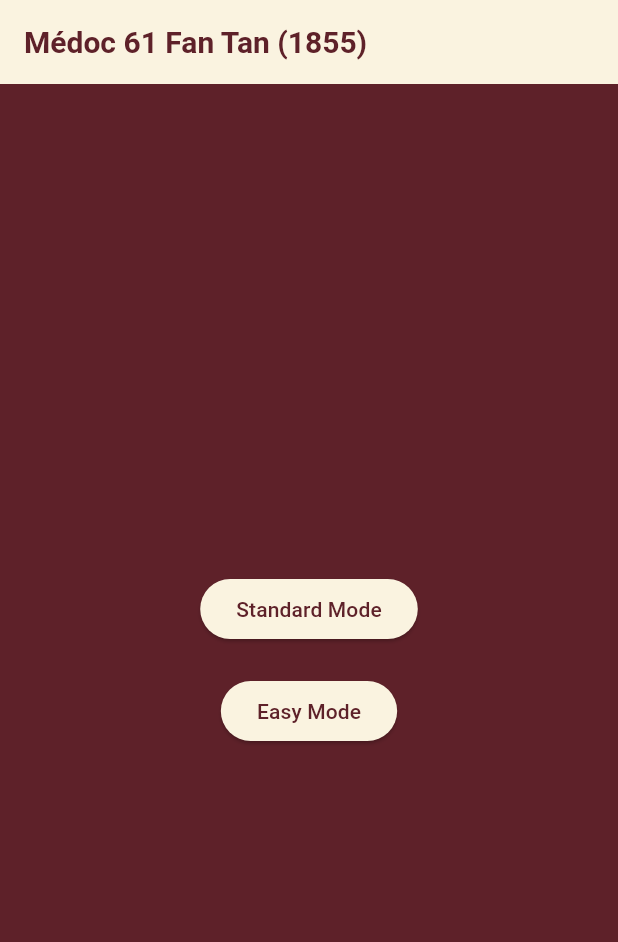
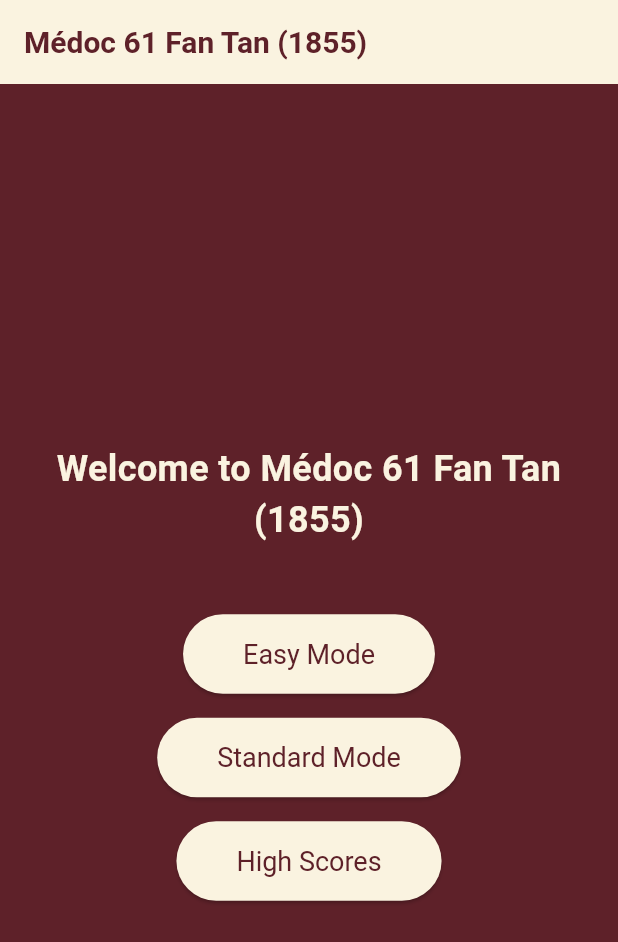
Before and after one commit to nwatab/medoc-1855-domino, a Flutter app: the screen it shows after launch, on a phone screen of 412 x 824 dp. Shown: the top 942 px of the screen. Run offline on Flutter 3.47's test engine with Material 3 defaults, Android fonts, the phone set to English and light mode, and no system bars; our stand-ins replace shared_preferences; Roboto replaces fonts that are missing (Georgia).

Commit message:
Add High Scores Screen and integrate shared preferences for local storage of best times; update Start Screen to navigate to High Scores.

```diff
--- a/lib/screens/start_screen.dart
+++ b/lib/screens/start_screen.dart
@@ -2,6 +2,7 @@ import 'package:flutter/material.dart';
 import '../constants.dart';
 import 'wine_game_screen.dart';
 import 'easy_mode_commune_selection_screen.dart';
+import 'high_scores_screen.dart';  // Import the high scores screen
 
 class StartScreen extends StatelessWidget {
   const StartScreen({Key? key}) : super(key: key);
@@ -9,33 +10,70 @@ class StartScreen extends StatelessWidget {
   @override
   Widget build(BuildContext context) {
     return Scaffold(
-      appBar: AppBar(title: const Text('Médoc 61 Fan Tan (1855)')),
+      appBar: AppBar(
+        title: const Text('Médoc 61 Fan Tan (1855)'),
+      ),
       body: Center(
         child: Column(
-          mainAxisSize: MainAxisSize.min,
+          mainAxisAlignment: MainAxisAlignment.center,
           children: [
+            const Padding(
+              padding: EdgeInsets.symmetric(horizontal: 24.0, vertical: 16.0),
+              child: Text(
+                'Welcome to Médoc 61 Fan Tan (1855)',
+                style: TextStyle(
+                  fontSize: 24,
+                  fontWeight: FontWeight.bold,
+                ),
+                textAlign: TextAlign.center,
+              ),
+            ),
+            const SizedBox(height: 30),
             ElevatedButton(
-              child: const Text('Standard Mode'),
+              style: ElevatedButton.styleFrom(
+                padding: const EdgeInsets.symmetric(horizontal: 40, vertical: 16),
+                textStyle: const TextStyle(fontSize: 18),
+              ),
               onPressed: () {
-                Navigator.push(
-                  context,
+                Navigator.of(context).push(
                   MaterialPageRoute(
-                    builder: (_) => const WineGameScreen(gameMode: GameMode.Standard),
+                    builder: (context) => const EasyModeCommuneSelectionScreen(),
                   ),
                 );
               },
+              child: const Text('Easy Mode'),
             ),
-            const SizedBox(height: 20),
+            const SizedBox(height: 16),
             ElevatedButton(
-              child: const Text('Easy Mode'),
+              style: ElevatedButton.styleFrom(
+                padding: const EdgeInsets.symmetric(horizontal: 40, vertical: 16),
+                textStyle: const TextStyle(fontSize: 18),
+              ),
               onPressed: () {
-                Navigator.push(
-                  context,
+                Navigator.of(context).push(
                   MaterialPageRoute(
-                    builder: (_) => const EasyModeCommuneSelectionScreen(),
+                    builder: (context) => const WineGameScreen(
+                      gameMode: GameMode.Standard,
+                    ),
                   ),
                 );
               },
+              child: const Text('Standard Mode'),
+            ),
+            const SizedBox(height: 16),
+            ElevatedButton(
+              style: ElevatedButton.styleFrom(
+                padding: const EdgeInsets.symmetric(horizontal: 40, vertical: 16),
+                textStyle: const TextStyle(fontSize: 18),
+              ),
+              onPressed: () {
+                Navigator.of(context).push(
+                  MaterialPageRoute(
+                    builder: (context) => const HighScoresScreen(),
+                  ),
+                );
+              },
+              child: const Text('High Scores'),
             ),
           ],
         ),
--- a/pubspec.yaml
+++ b/pubspec.yaml
@@ -11,6 +11,7 @@ dependencies:
   flutter:
     sdk: flutter
   cupertino_icons: ^1.0.5
+  shared_preferences: ^2.2.2  # Added for local storage
 
 dev_dependencies:
   flutter_test:
```
Also changed, not shown: lib/screens/high_scores_screen.dart (added, +159 -0 lines), lib/screens/wine_game_screen.dart (+128 -0 lines).
